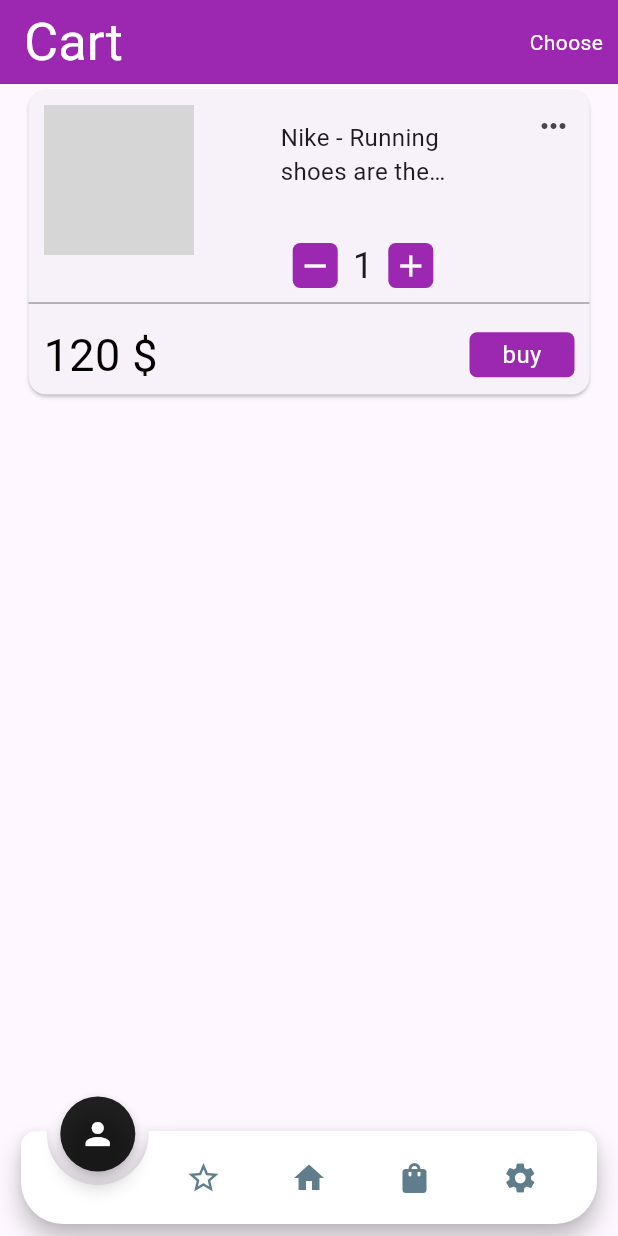
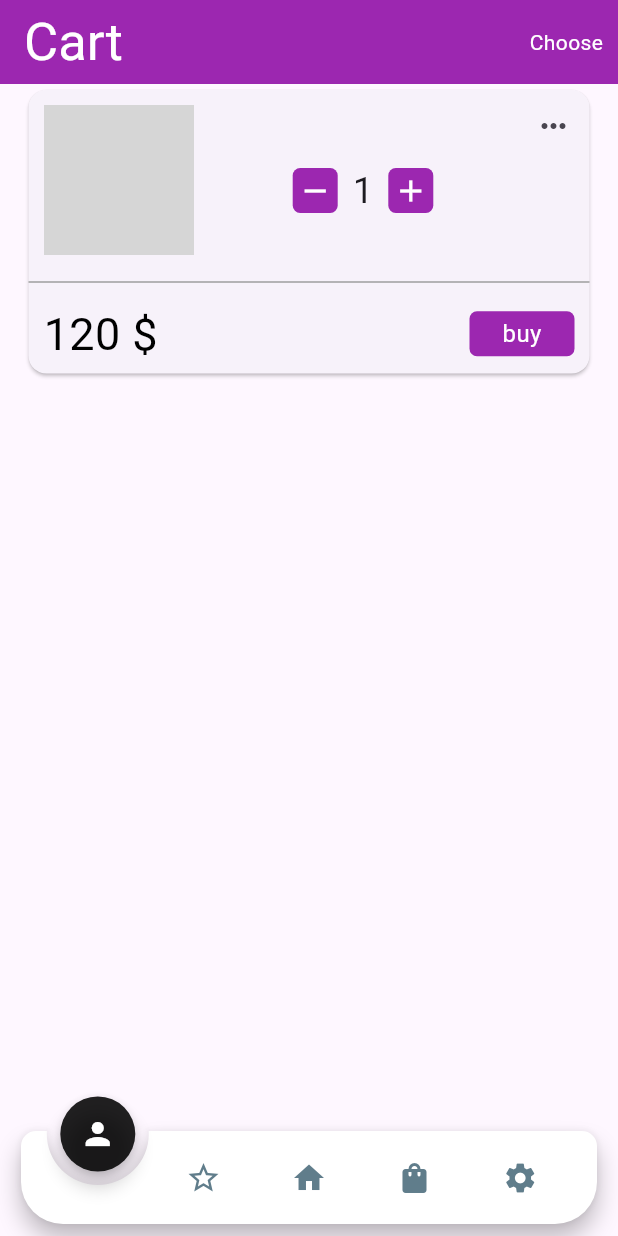
Before and after one commit to Artur1im/online_shop, a Flutter app: the screen it shows after launch, swiped to page 2, on a phone screen of 412 x 824 dp. Run offline on Flutter 3.47's test engine with Material 3 defaults, Android fonts, the phone set to English and light mode, and no system bars; drawn by our look-alikes of animated_notch_bottom_bar; our stand-ins replace nice_buttons, vibration; network calls fail; Roboto replaces fonts that are missing (Big); grey boxes are pictures that could not be loaded.

Commit message:
исправил ошибки в коде

```diff
--- a/lib/page/bottom_navigation_bar.dart
+++ b/lib/page/bottom_navigation_bar.dart
@@ -46,7 +46,10 @@ class _BottomNbState extends State<BottomNb> {
       ),
       extendBody: true,
       bottomNavigationBar: (bottomBarPages.length <= maxCount)
-          ? AnimatedNotchBottomBar(
+          ? SizedBox(
+              width: MediaQuery.of(context).size.width,
+              child: SingleChildScrollView(
+                child: AnimatedNotchBottomBar(
                   notchBottomBarController: _controller,
                   color: Colors.white,
                   showLabel: false,
@@ -115,6 +118,8 @@ class _BottomNbState extends State<BottomNb> {
                     log('current selected index $index');
                     _pageController.jumpToPage(index);
                   },
+                ),
+              ),
             )
           : null,
     );
--- a/lib/page/cart.dart
+++ b/lib/page/cart.dart
@@ -31,10 +31,11 @@ class _CartState extends State<Cart> {
           padding: const EdgeInsets.symmetric(horizontal: 15),
           height: MediaQuery.of(context).size.height,
           width: MediaQuery.of(context).size.width,
-          child: SingleChildScrollView(
-            child: Column(children: [
+          child: Column(
+            children: [
               Card(
-                child: Column(children: [
+                child: Column(
+                  children: [
                     Row(
                       mainAxisAlignment: MainAxisAlignment.spaceBetween,
                       crossAxisAlignment: CrossAxisAlignment.start,
@@ -52,33 +53,22 @@ class _CartState extends State<Cart> {
                             const SizedBox(
                               height: 20,
                             ),
-                          const SizedBox(
-                            width: 110,
-                            height: 50,
-                            child: Flexible(
-                              fit: FlexFit.loose,
-                              child: Text(
-                                'Nike - Running shoes are the lightest of all.',
-                                overflow: TextOverflow.ellipsis,
-                                maxLines: 2,
-                                style: TextStyle(fontSize: 16),
-                              ),
-                            ),
-                          ),
                             SizedBox(height: 30),
                             Counter(),
                           ],
                         ),
                         IconButton(
-                          onPressed: () {}, icon: const Icon(Icons.more_horiz)),
+                          onPressed: () {},
+                          icon: const Icon(Icons.more_horiz),
+                        ),
                       ],
                     ),
                     const Divider(
                       color: Colors.grey,
                     ),
                     Container(
-                    margin:
-                        const EdgeInsets.symmetric(horizontal: 10, vertical: 5),
+                      margin: const EdgeInsets.symmetric(
+                          horizontal: 10, vertical: 5),
                       child: Row(
                         mainAxisAlignment: MainAxisAlignment.spaceBetween,
                         children: [
@@ -106,10 +96,11 @@ class _CartState extends State<Cart> {
                         ],
                       ),
                     )
-                ]),
+                  ],
                 ),
-            ]),
-          )),
-    );
+              ),
+            ],
+          ),
+        ));
   }
 }
--- a/lib/page/person.dart
+++ b/lib/page/person.dart
@@ -44,7 +44,6 @@ class _PersonState extends State<Person> {
         padding: const EdgeInsets.only(top: 5),
         height: MediaQuery.of(context).size.height,
         width: MediaQuery.of(context).size.width,
-        child: const SingleChildScrollView(
         child: Column(
           children: [
             Card(
@@ -81,7 +80,6 @@ class _PersonState extends State<Person> {
           ],
         ),
       ),
-      ),
     );
   }
 }
```
Also changed, not shown: lib/page/home.dart (+6 -5 lines), lib/widget/scroll.dart (+4 -7 lines), lib/widget/text_input.dart (+14 -0 lines). Lines whose indentation alone changed are shown as unchanged.
